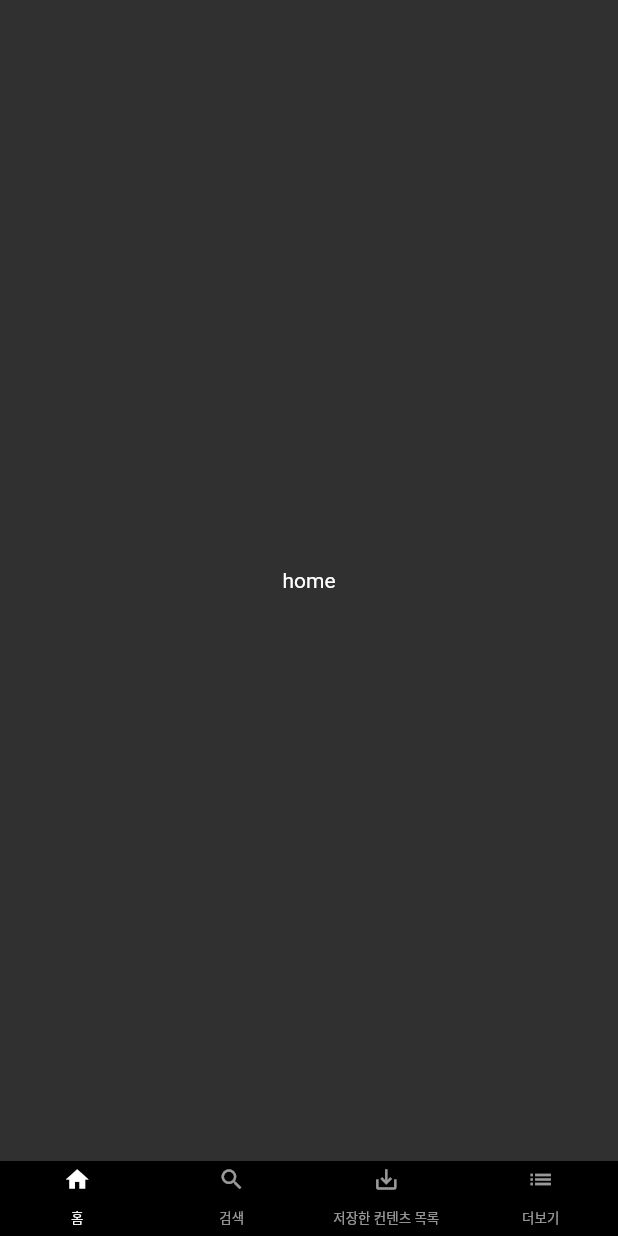
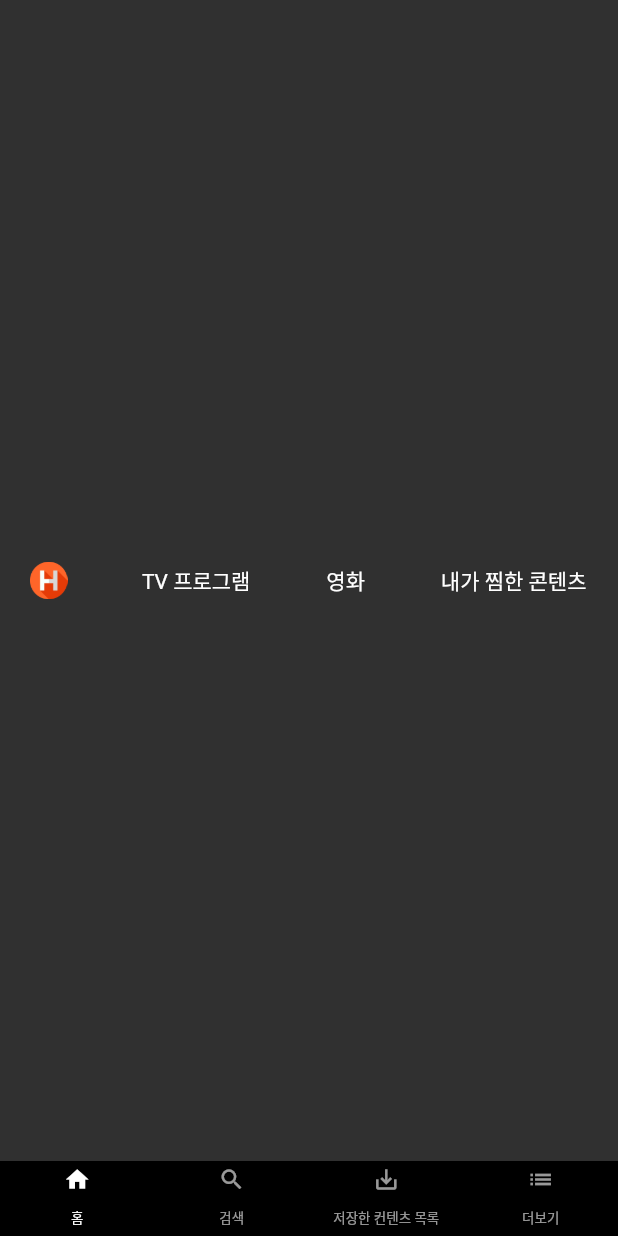
Before and after one commit to sa46lll/Netflix_clone, a Flutter app: the screen it shows after launch, on a phone screen of 412 x 824 dp. Run offline on Flutter 3.47's test engine with Material 2 defaults, Android fonts, the phone set to English and light mode, and no system bars.

Commit message:
Add Top_bar

```diff
--- a/lib/main.dart
+++ b/lib/main.dart
@@ -1,4 +1,5 @@
 import 'package:flutter/material.dart';
+import 'package:netflix_clone_test/screen/home_screen.dart';
 import 'package:netflix_clone_test/widget/bottom_bar.dart';
 
 void main() {
@@ -27,7 +28,7 @@
             body: TabBarView(
               physics: NeverScrollableScrollPhysics(),
               children: <Widget>[
-                Container(child: Center(child: Text('home'),),),
+                HomeScreen(),
                 Container(child: Center(child: Text('search'),),),
                 Container(child: Center(child: Text('save'),),),
                 Container(child: Center(child: Text('more'),),),
--- /dev/null
+++ b/lib/screen/home_screen.dart
@@ -0,0 +1,60 @@
+import 'package:flutter/material.dart';
+
+class HomeScreen extends StatefulWidget {
+  @override
+  _HomeScreenState createState() => _HomeScreenState();
+}
+
+class _HomeScreenState extends State<HomeScreen> {
+  @override
+void initState() {
+  super.initState();
+
+}
+
+  @override
+  Widget build(BuildContext context) {
+    return TopBar();
+  }
+}
+
+class TopBar extends StatelessWidget {
+  @override
+  Widget build(BuildContext context) {
+    return Container(
+      padding: EdgeInsets.fromLTRB(20, 7, 20, 7),
+      child: Row(
+        mainAxisAlignment: MainAxisAlignment.spaceBetween, // container 정렬
+        children: <Widget>[
+        Image.asset(
+          'images/hyeonflix_logo.png',
+          fit: BoxFit.contain,
+          height: 25,
+          ),
+          Container(
+            padding: EdgeInsets.only(right: 1),
+            child: Text(
+              'TV 프로그램',
+              style: TextStyle(fontSize: 14),
+            ),
+          ),
+          Container(
+            padding: EdgeInsets.only(right: 1),
+            child: Text(
+              '영화',
+              style: TextStyle(fontSize: 14),
+            ),
+          ),
+          Container(
+            padding: EdgeInsets.only(right: 1),
+            child: Text(
+              '내가 찜한 콘텐츠',
+              style: TextStyle(fontSize: 14),
+            ),
+          ),
+        ],
+      ),
+    );
+  }
+
+}
--- a/pubspec.yaml
+++ b/pubspec.yaml
@@ -45,9 +45,8 @@
   uses-material-design: true
 
   # To add assets to your application, add an assets section, like this:
-  # assets:
-  #   - images/a_dot_burr.jpeg
-  #   - images/a_dot_ham.jpeg
+  assets:
+    - images/hyeonflix_logo.png
 
   # An image asset can refer to one or more resolution-specific "variants", see
   # https://flutter.dev/assets-and-images/#resolution-aware.
```
Also changed, not shown: images/hyeonflix_logo.png (added).
